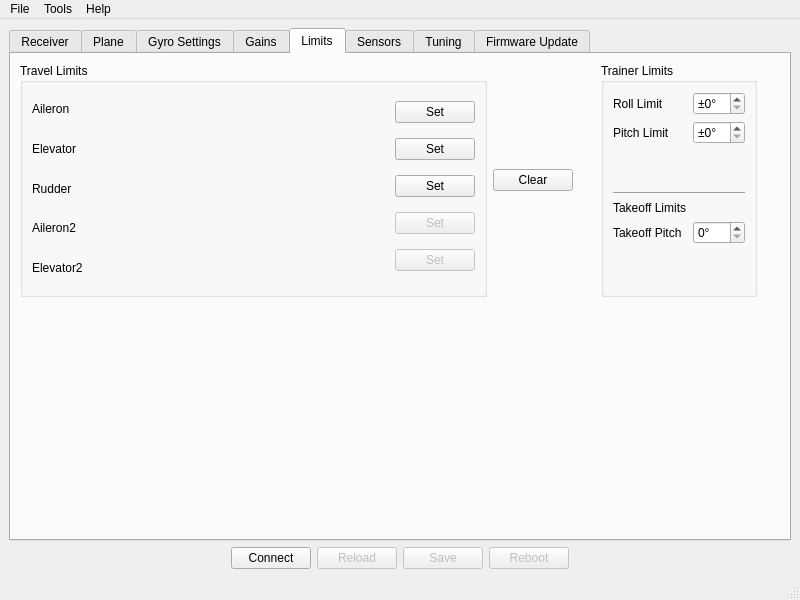
bemcgarvey/RX12G, file software/RX12GConfig/mainwindow.ui: the form before one commit.
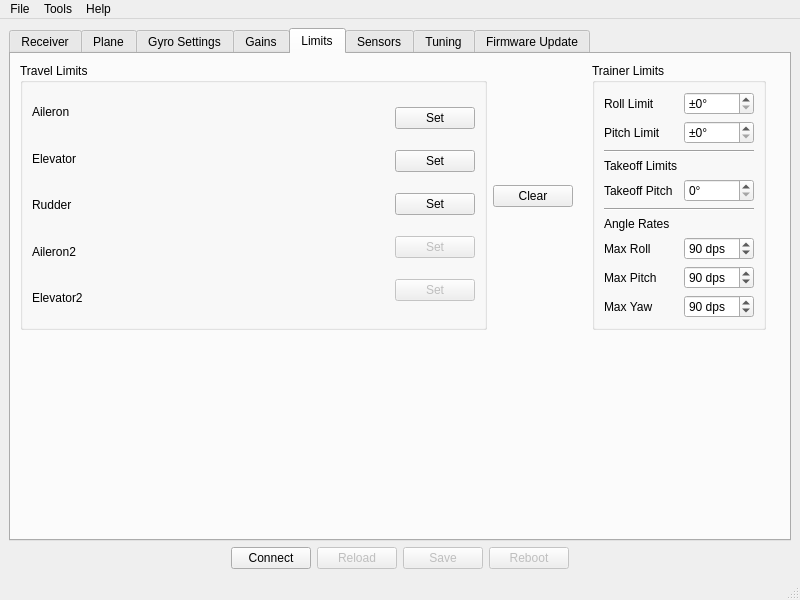
The form after the commit. The open tabs and pages were chosen to show the change. Icons and pictures are not drawn. Custom widgets are drawn as their Qt base class.

Commit message: Stubbed in angle mode

Diff of the .ui file:
```diff
--- a/software/RX12GConfig/mainwindow.ui
+++ b/software/RX12GConfig/mainwindow.ui
@@ -3028,25 +3028,35 @@
              <string>Trainer Limits</string>
             </property>
             <layout class="QGridLayout" name="gridLayout_6">
-             <item row="4" column="0">
-              <widget class="QLabel" name="label_44">
+             <item row="7" column="1">
+              <widget class="QSpinBox" name="maxRollSpinBox">
+               <property name="suffix">
+                <string> dps</string>
+               </property>
+               <property name="minimum">
+                <number>30</number>
+               </property>
+               <property name="maximum">
+                <number>720</number>
+               </property>
+               <property name="value">
+                <number>90</number>
+               </property>
+              </widget>
+             </item>
+             <item row="8" column="0">
+              <widget class="QLabel" name="label_5">
                <property name="text">
-                <string>Takeoff Limits</string>
+                <string>Max Pitch</string>
                </property>
               </widget>
              </item>
-             <item row="2" column="0">
-              <spacer name="verticalSpacer_22">
-               <property name="orientation">
-                <enum>Qt::Vertical</enum>
+             <item row="0" column="0">
+              <widget class="QLabel" name="label_37">
+               <property name="text">
+                <string>Roll Limit</string>
                </property>
-               <property name="sizeHint" stdset="0">
-                <size>
-                 <width>20</width>
-                 <height>40</height>
-                </size>
-               </property>
-              </spacer>
+              </widget>
              </item>
              <item row="1" column="1">
               <widget class="QSpinBox" name="pitchLimitSpinBox">
@@ -3061,10 +3071,10 @@
                </property>
               </widget>
              </item>
-             <item row="5" column="0">
-              <widget class="QLabel" name="label_39">
+             <item row="7" column="0">
+              <widget class="QLabel" name="label_4">
                <property name="text">
-                <string>Takeoff Pitch</string>
+                <string>Max Roll</string>
                </property>
               </widget>
              </item>
@@ -3088,7 +3098,50 @@
                </property>
               </widget>
              </item>
-             <item row="5" column="1">
+             <item row="2" column="0" colspan="2">
+              <widget class="Line" name="line">
+               <property name="sizePolicy">
+                <sizepolicy hsizetype="Expanding" vsizetype="Fixed">
+                 <horstretch>0</horstretch>
+                 <verstretch>0</verstretch>
+                </sizepolicy>
+               </property>
+               <property name="orientation">
+                <enum>Qt::Horizontal</enum>
+               </property>
+              </widget>
+             </item>
+             <item row="8" column="1">
+              <widget class="QSpinBox" name="maxPitchSpinBox">
+               <property name="suffix">
+                <string> dps</string>
+               </property>
+               <property name="minimum">
+                <number>10</number>
+               </property>
+               <property name="maximum">
+                <number>720</number>
+               </property>
+               <property name="value">
+                <number>90</number>
+               </property>
+              </widget>
+             </item>
+             <item row="9" column="0">
+              <widget class="QLabel" name="label_6">
+               <property name="text">
+                <string>Max Yaw</string>
+               </property>
+              </widget>
+             </item>
+             <item row="3" column="0">
+              <widget class="QLabel" name="label_44">
+               <property name="text">
+                <string>Takeoff Limits</string>
+               </property>
+              </widget>
+             </item>
+             <item row="4" column="1">
               <widget class="QSpinBox" name="takeoffPitchSpinBox">
                <property name="suffix">
                 <string>°</string>
@@ -3107,28 +3160,38 @@
                </property>
               </widget>
              </item>
+             <item row="4" column="0">
+              <widget class="QLabel" name="label_39">
+               <property name="text">
+                <string>Takeoff Pitch</string>
+               </property>
+              </widget>
+             </item>
              <item row="6" column="0">
-              <spacer name="verticalSpacer_17">
-               <property name="orientation">
-                <enum>Qt::Vertical</enum>
-               </property>
-               <property name="sizeHint" stdset="0">
-                <size>
-                 <width>20</width>
-                 <height>40</height>
-                </size>
-               </property>
-              </spacer>
-             </item>
-             <item row="0" column="0">
-              <widget class="QLabel" name="label_37">
+              <widget class="QLabel" name="label_12">
                <property name="text">
-                <string>Roll Limit</string>
+                <string>Angle Rates</string>
                </property>
               </widget>
              </item>
-             <item row="3" column="0" colspan="2">
-              <widget class="Line" name="line">
+             <item row="9" column="1">
+              <widget class="QSpinBox" name="maxYawSpinBox">
+               <property name="suffix">
+                <string> dps</string>
+               </property>
+               <property name="minimum">
+                <number>10</number>
+               </property>
+               <property name="maximum">
+                <number>720</number>
+               </property>
+               <property name="value">
+                <number>90</number>
+               </property>
+              </widget>
+             </item>
+             <item row="5" column="0" colspan="2">
+              <widget class="Line" name="line_2">
                <property name="sizePolicy">
                 <sizepolicy hsizetype="Expanding" vsizetype="Fixed">
                  <horstretch>0</horstretch>
```
Left out of the diff: 68 changed lines with no effect on the pictures. The commit also changes 6 other files.
